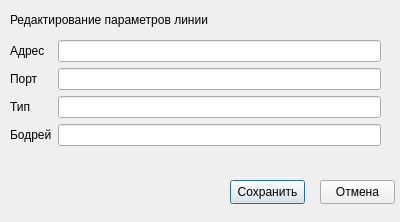
This is edit_line.ui in obrodiga/XmrReder as Qt 5 draws it before an edit. The edited form follows.
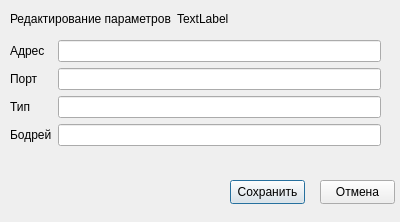
This is the edited form.

Commit message: многофункциональность для edit_line

Patch:
```diff
--- a/edit_line.ui
+++ b/edit_line.ui
@@ -13,19 +13,6 @@
   <property name="windowTitle">
    <string>Dialog</string>
   </property>
-  <widget class="QLabel" name="label">
-   <property name="geometry">
-    <rect>
-     <x>10</x>
-     <y>10</y>
-     <width>371</width>
-     <height>20</height>
-    </rect>
-   </property>
-   <property name="text">
-    <string>Редактирование параметров линии</string>
-   </property>
-  </widget>
   <widget class="QWidget" name="horizontalLayoutWidget">
    <property name="geometry">
     <rect>
@@ -104,6 +91,38 @@
     <string>Отмена</string>
    </property>
   </widget>
+  <widget class="QWidget" name="">
+   <property name="geometry">
+    <rect>
+     <x>10</x>
+     <y>10</y>
+     <width>371</width>
+     <height>18</height>
+    </rect>
+   </property>
+   <layout class="QFormLayout" name="formLayout">
+    <item row="0" column="0">
+     <widget class="QLabel" name="label">
+      <property name="text">
+       <string>Редактирование параметров</string>
+      </property>
+     </widget>
+    </item>
+    <item row="0" column="1">
+     <widget class="QLabel" name="EditName">
+      <property name="sizePolicy">
+       <sizepolicy hsizetype="Expanding" vsizetype="Expanding">
+        <horstretch>0</horstretch>
+        <verstretch>0</verstretch>
+       </sizepolicy>
+      </property>
+      <property name="text">
+       <string>TextLabel</string>
+      </property>
+     </widget>
+    </item>
+   </layout>
+  </widget>
  </widget>
  <resources/>
  <connections/>
```
Left out of the diff: 16 changed lines with no effect on the pictures. The commit also changes 3 other files.
